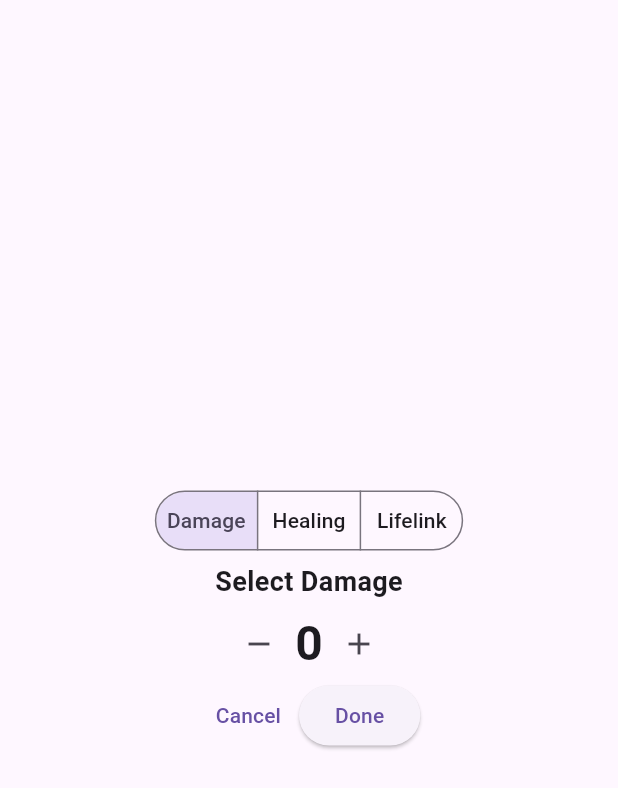
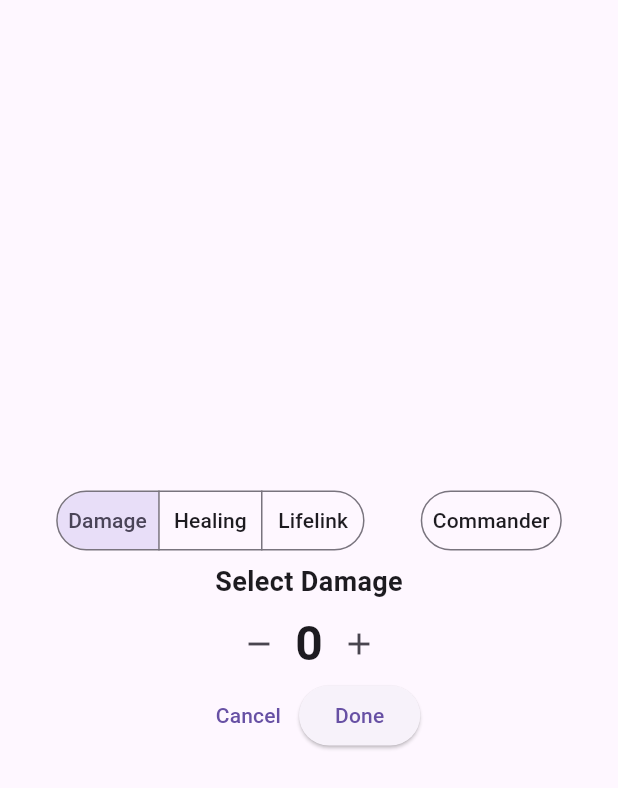
Before and after one commit to williamh890/mtg_life_counter, a Flutter app: the DamageSelectTile widget shown alone on an empty page, opened directly with empty values, after a tap on "Done", on a phone screen of 412 x 824 dp. Shown: the top 788 px of the screen. Run offline on Flutter 3.47's test engine with Material 3 defaults, Android fonts, the phone set to English and light mode, and no system bars; our stand-ins replace flutter_bloc.

Commit message:
Commander damage

```diff
--- a/lib/life_counter/blocs/players_bloc.dart
+++ b/lib/life_counter/blocs/players_bloc.dart
@@ -1,5 +1,6 @@
 // blocs/life_bloc.dart
 
+import 'package:flutter/material.dart';
 import 'package:flutter_bloc/flutter_bloc.dart';
 
 enum DamageMode {
@@ -16,19 +17,46 @@ class Player {
   final int id;
   String name;
   int life;
+  Map<int, int> commanderDamage;
 
-  Player({required this.id, required this.name, required this.life});
+  static const List<Color> _colors = [
+    Colors.redAccent,
+    Colors.blueAccent,
+    Colors.greenAccent,
+    Colors.orangeAccent,
+    Colors.purpleAccent,
+    Colors.yellowAccent,
+    Colors.cyanAccent,
+    Colors.pinkAccent,
+  ];
 
-  Player copyWith({int? id, String? name, int? life}) {
+  Player({
+    required this.id,
+    required this.name,
+    required this.life,
+    required this.commanderDamage,
+  });
+
+  Player copyWith({
+    int? id,
+    String? name,
+    int? life,
+    Map<int, int>? commanderDamage,
+  }) {
     return Player(
       id: id ?? this.id,
       name: name ?? this.name,
       life: life ?? this.life,
+      commanderDamage: commanderDamage ?? this.commanderDamage,
     );
   }
 
   bool isDead() {
-    return life <= 0;
+    return life <= 0 || commanderDamage.values.any((v) => v >= 21);
+  }
+
+  Color getColor() {
+    return _colors[id % _colors.length];
   }
 }
 
@@ -66,6 +94,14 @@ class LifelinkDamagePlayer extends PlayerEvent {
   final int delta;
 
   LifelinkDamagePlayer(this.attackerId, this.targetId, this.delta);
+}
+
+class CommanderDamage extends PlayerEvent {
+  final int attackerId;
+  final int targetId;
+  final int delta;
+
+  CommanderDamage(this.attackerId, this.targetId, this.delta);
 }
 
 class PassTurn extends PlayerEvent {
@@ -154,11 +190,32 @@ class PlayersBloc extends Bloc<PlayerEvent, PlayersState> {
 
       emit(state.copyWith(players: players));
     });
+
+    on<CommanderDamage>((event, emit) {
+      final players = Map<int, Player>.from(state.players)
+        ..update(event.targetId, (player) {
+          final commanderDamage = Map<int, int>.from(player.commanderDamage)
+            ..update(
+              event.attackerId,
+              (value) => value + event.delta,
+              ifAbsent: () => event.delta,
+            );
+
+          return player.copyWith(commanderDamage: commanderDamage);
+        });
+
+      emit(state.copyWith(players: players));
+    });
   }
 
   static Map<int, Player> _generatePlayers(int playerCount, int startingLife) =>
       List.generate(
         playerCount,
-        (i) => Player(id: i, name: 'Player ${i + 1}', life: startingLife),
+        (i) => Player(
+          id: i,
+          name: 'Player ${i + 1}',
+          life: startingLife,
+          commanderDamage: {},
+        ),
       ).fold<Map<int, Player>>({}, (map, player) => map..[player.id] = player);
 }
--- a/lib/life_counter/components/damage_select_tile.dart
+++ b/lib/life_counter/components/damage_select_tile.dart
@@ -25,6 +25,7 @@ class DamageSelectTile extends StatefulWidget {
 
 class _DamageSelectTileState extends State<DamageSelectTile> {
   DamageMode _selectedDamageMode = DamageMode.damage;
+  bool _isCommanderDamage = false;
   int _damageAmount = 0;
 
   void _increaseDamage() {
@@ -65,6 +66,25 @@ class _DamageSelectTileState extends State<DamageSelectTile> {
                 onSelectionChanged: (Set<DamageMode> newSelection) {
                   setState(() {
                     _selectedDamageMode = newSelection.first;
+                  });
+                },
+              ),
+
+              SegmentedButton<int>(
+                style: ButtonStyle(
+                  padding: WidgetStateProperty.all(
+                    EdgeInsets.symmetric(horizontal: 8, vertical: 4),
+                  ),
+                ),
+                showSelectedIcon: false,
+                segments: [
+                  ButtonSegment<int>(value: 0, label: Text('Commander')),
+                ],
+                emptySelectionAllowed: true,
+                selected: _isCommanderDamage ? {0} : {},
+                onSelectionChanged: (newSelection) {
+                  setState(() {
+                    _isCommanderDamage = !_isCommanderDamage;
                   });
                 },
               ),
@@ -138,7 +158,12 @@ class _DamageSelectTileState extends State<DamageSelectTile> {
       ),
     };
 
-    context.read<PlayersBloc>().add(event);
+    final bloc = context.read<PlayersBloc>();
+    bloc.add(event);
+
+    if (_isCommanderDamage) {
+      bloc.add(CommanderDamage(source!, target, _damageAmount));
+    }
 
     setState(() {
       _damageAmount = 0;
```
Also changed, not shown: lib/life_counter/components/player_tile.dart (+37 -5 lines), lib/life_counter/life_counter_page.dart (+1 -12 lines).
